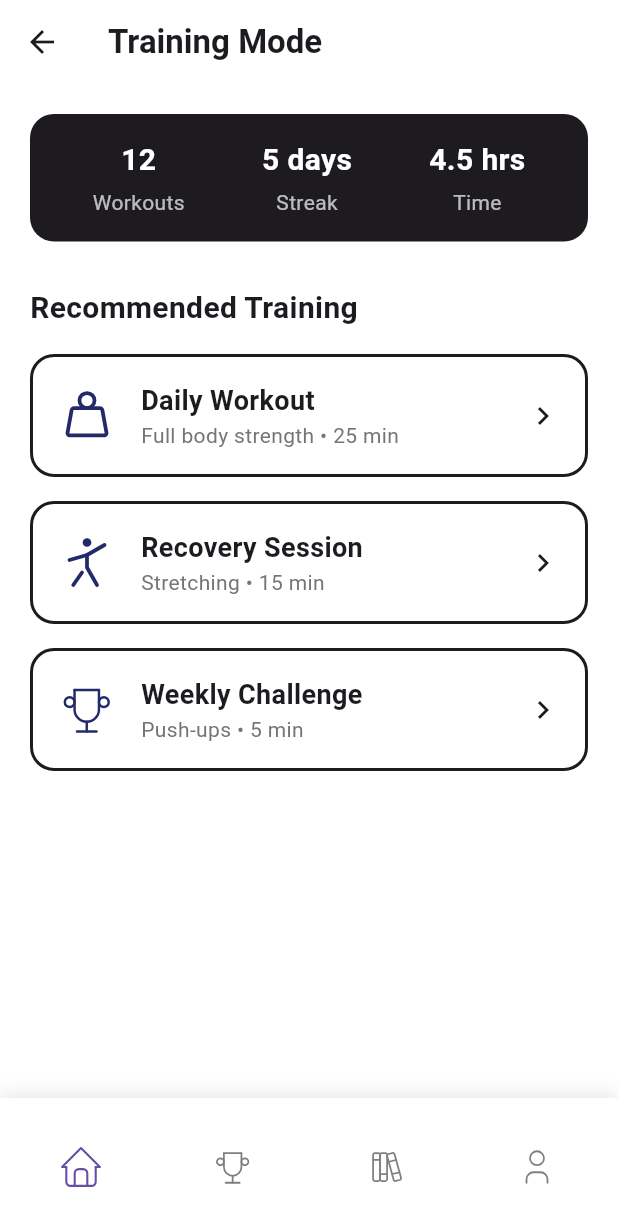
After one commit to M3kko/Peakfit, a Flutter app: the screen it shows after launch, after a tap on "Training Mode", on a phone screen of 412 x 824 dp. The commit adds this screen. Shown: the top 1226 px of the screen. Run offline on Flutter 3.47's test engine with Material 3 defaults, Android fonts, the phone set to English and light mode, and no system bars; our stand-ins replace flutter_svg; Roboto replaces fonts that are missing (Poppins).

Commit message:
added training mode functionality

```diff
--- a/lib/screens/home_screen.dart
+++ b/lib/screens/home_screen.dart
@@ -6,6 +6,7 @@ import '../constants/app_icons.dart';
 import 'leaderboard_screen.dart';
 import 'library_screen.dart';
 import 'profile_screen.dart';
+import 'home_screen2.dart'; // Import the new HomeScreen2
 
 class HomeScreen extends StatefulWidget {
   const HomeScreen({Key? key}) : super(key: key);
@@ -19,17 +20,15 @@ class _HomeScreenState extends State<HomeScreen> {
 
   // This list holds the different screens we can navigate to
   final List<Widget> _screens = [
-    // Home screen content (index 0) - Now with 2x2 grid
-    Column(
-      children: [
-        const SizedBox(height: 20), // Space after header text
-
-        // 2x2 Grid of action buttons
-        Expanded(
+    // Home screen content (index 0) - Now positioned to be centered
+    Padding(
+      padding: const EdgeInsets.only(top: 20, bottom: 30),
+      child: Center(
         child: GridView.count(
           crossAxisCount: 2, // 2 columns for a 2x2 grid
           mainAxisSpacing: 20, // Vertical spacing
           crossAxisSpacing: 20, // Horizontal spacing
+          shrinkWrap: true, // Takes up only the space needed
           physics: const NeverScrollableScrollPhysics(), // Prevents independent scrolling
           children: [
             // Warm-Up action
@@ -70,7 +69,6 @@ class _HomeScreenState extends State<HomeScreen> {
           ],
         ),
       ),
-      ],
     ),
     // Leaderboard (index 1)
     const LeaderboardScreen(),
@@ -119,8 +117,23 @@ class _HomeScreenState extends State<HomeScreen> {
         Row(
           mainAxisAlignment: MainAxisAlignment.spaceBetween,
           children: [
-            // Training Mode toggle - fixed height with content centered
-            Container(
+            // Training Mode toggle - now with navigation
+            GestureDetector(
+              onTap: () {
+                // Navigate to HomeScreen2 when Training Mode is clicked
+                Navigator.push(
+                  context,
+                  MaterialPageRoute(builder: (context) => const HomeScreen2()),
+                ).then((value) {
+                  // Handle return value (potentially switching tabs)
+                  if (value != null && value is int) {
+                    setState(() {
+                      _selectedIndex = value;
+                    });
+                  }
+                });
+              },
+              child: Container(
                 height: 40, // Fixed height to match the streak counter
                 padding: const EdgeInsets.symmetric(horizontal: 16),
                 decoration: BoxDecoration(
@@ -136,8 +149,10 @@ class _HomeScreenState extends State<HomeScreen> {
                       style: TextStyle(
                         fontFamily: 'Poppins',
                         fontStyle: FontStyle.italic,
-                      fontWeight: FontWeight.w500, // Medium
-                      fontSize: 16, // Increased font size
+                        fontWeight: FontWeight.w500,
+                        // Medium
+                        fontSize: 16,
+                        // Increased font size
                         color: Colors.white,
                       ),
                     ),
@@ -152,6 +167,7 @@ class _HomeScreenState extends State<HomeScreen> {
                       ),
                     ),
                   ],
+                ),
               ),
             ),
 
@@ -201,7 +217,8 @@ class _HomeScreenState extends State<HomeScreen> {
                   height: 24,
                   width: 24,
                   colorFilter: const ColorFilter.mode(
-                    Color(0xFF1D1B20), // Using the dark color for the icon itself
+                    Color(0xFF1D1B20),
+                    // Using the dark color for the icon itself
                     BlendMode.srcIn,
                   ),
                 ),
@@ -211,7 +228,7 @@ class _HomeScreenState extends State<HomeScreen> {
         ),
 
         // Spacer between top controls and header text
-        const SizedBox(height: 40),
+        const SizedBox(height: 64),
 
         // Main header text "What Do You Want To Do Today?"
         const Text(
--- /dev/null
+++ b/lib/screens/home_screen2.dart
@@ -0,0 +1,193 @@
+import 'package:flutter/material.dart';
+import 'package:flutter_svg/flutter_svg.dart';
+import '../components/navbar.dart';
+import '../constants/app_icons.dart';
+
+class HomeScreen2 extends StatefulWidget {
+  const HomeScreen2({Key? key}) : super(key: key);
+
+  @override
+  State<HomeScreen2> createState() => _HomeScreen2State();
+}
+
+class _HomeScreen2State extends State<HomeScreen2> {
+  int _selectedIndex = 0;
+
+  @override
+  Widget build(BuildContext context) {
+    return Scaffold(
+      backgroundColor: Colors.white,
+      appBar: AppBar(
+        backgroundColor: Colors.white,
+        elevation: 0,
+        title: const Text(
+          'Training Mode',
+          style: TextStyle(
+            color: Color(0xFF1D1B20),
+            fontFamily: 'Poppins',
+            fontWeight: FontWeight.w600,
+          ),
+        ),
+        leading: IconButton(
+          icon: const Icon(Icons.arrow_back, color: Color(0xFF1D1B20)),
+          onPressed: () {
+            Navigator.pop(context);
+          },
+        ),
+      ),
+      body: SafeArea(
+        child: Padding(
+          padding: const EdgeInsets.all(20.0),
+          child: Column(
+            crossAxisAlignment: CrossAxisAlignment.start,
+            children: [
+              // Training stats summary
+              Container(
+                padding: const EdgeInsets.all(16),
+                decoration: BoxDecoration(
+                  color: const Color(0xFF1D1B20),
+                  borderRadius: BorderRadius.circular(16),
+                ),
+                child: Row(
+                  mainAxisAlignment: MainAxisAlignment.spaceAround,
+                  children: [
+                    _buildStatItem('Workouts', '12'),
+                    _buildStatItem('Streak', '5 days'),
+                    _buildStatItem('Time', '4.5 hrs'),
+                  ],
+                ),
+              ),
+
+              const SizedBox(height: 30),
+
+              // Section header
+              const Text(
+                'Recommended Training',
+                style: TextStyle(
+                  fontFamily: 'Poppins',
+                  fontSize: 20,
+                  fontWeight: FontWeight.bold,
+                  color: Color(0xFF1D1B20),
+                ),
+              ),
+
+              const SizedBox(height: 16),
+
+              // Training recommendations
+              Expanded(
+                child: ListView(
+                  children: [
+                    _buildTrainingItem(
+                      'Daily Workout',
+                      'Full body strength • 25 min',
+                      AppIcons.workout,
+                    ),
+                    _buildTrainingItem(
+                      'Recovery Session',
+                      'Stretching • 15 min',
+                      AppIcons.recover,
+                    ),
+                    _buildTrainingItem(
+                      'Weekly Challenge',
+                      'Push-ups • 5 min',
+                      AppIcons.trophy,
+                    ),
+                  ],
+                ),
+              ),
+            ],
+          ),
+        ),
+      ),
+      bottomNavigationBar: CustomNavBar(
+        selectedIndex: _selectedIndex,
+        onItemTapped: (index) {
+          if (index != 0) {
+            // Go back to main home screen and switch to the tapped tab
+            Navigator.pop(context, index);
+          }
+        },
+      ),
+    );
+  }
+
+  // Helper method to build stat items
+  Widget _buildStatItem(String label, String value) {
+    return Column(
+      children: [
+        Text(
+          value,
+          style: const TextStyle(
+            color: Colors.white,
+            fontFamily: 'Poppins',
+            fontSize: 20,
+            fontWeight: FontWeight.bold,
+          ),
+        ),
+        const SizedBox(height: 4),
+        Text(
+          label,
+          style: const TextStyle(
+            color: Colors.white70,
+            fontFamily: 'Poppins',
+            fontSize: 14,
+          ),
+        ),
+      ],
+    );
+  }
+
+  // Helper method to build training items
+  Widget _buildTrainingItem(String title, String subtitle, String iconPath) {
+    return Container(
+      margin: const EdgeInsets.only(bottom: 16),
+      padding: const EdgeInsets.all(16),
+      decoration: BoxDecoration(
+        border: Border.all(color: const Color(0xFF1D1B20), width: 2),
+        borderRadius: BorderRadius.circular(16),
+      ),
+      child: Row(
+        children: [
+          SvgPicture.asset(
+            iconPath,
+            height: 40,
+            width: 40,
+            colorFilter: const ColorFilter.mode(
+              Color(0xFF232A69), // Icon color matching your spec
+              BlendMode.srcIn,
+            ),
+          ),
+          const SizedBox(width: 16),
+          Expanded(
+            child: Column(
+              crossAxisAlignment: CrossAxisAlignment.start,
+              children: [
+                Text(
+                  title,
+                  style: const TextStyle(
+                    fontFamily: 'Poppins',
+                    fontSize: 18,
+                    fontWeight: FontWeight.bold,
+                    color: Color(0xFF1D1B20),
+                  ),
+                ),
+                Text(
+                  subtitle,
+                  style: TextStyle(
+                    fontFamily: 'Poppins',
+                    fontSize: 14,
+                    color: Colors.grey[600],
+                  ),
+                ),
+              ],
+            ),
+          ),
+          const Icon(
+            Icons.chevron_right,
+            color: Color(0xFF1D1B20),
+          ),
+        ],
+      ),
+    );
+  }
+}
```
Lines whose indentation alone changed are shown as unchanged.
